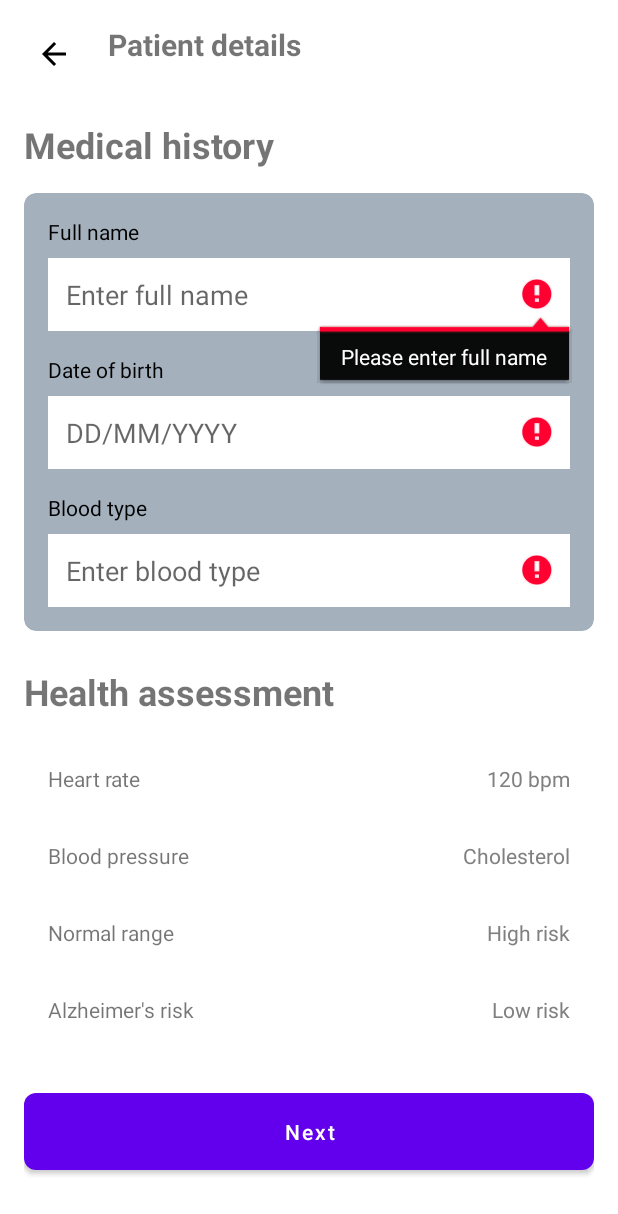
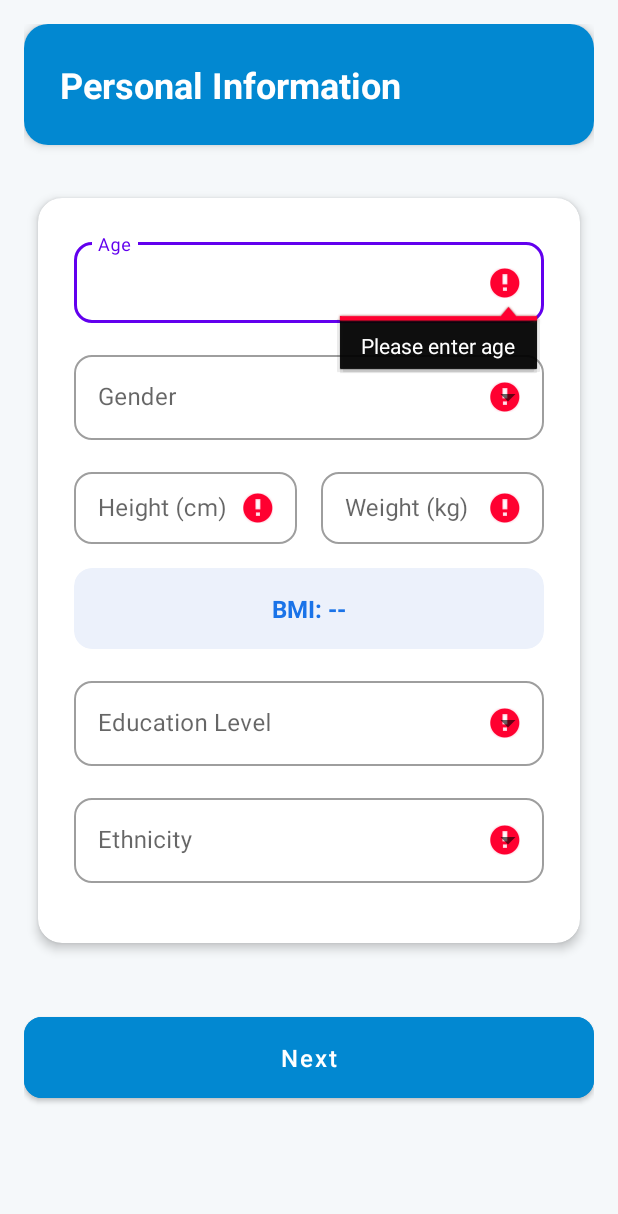
Before and after one commit to peter-popazov/deisease_predictor_ui, an Android app: the screen it shows after launch (PatientDetailsActivity), after a tap on "Next", on a phone screen of 412 x 824 dp. Shown: the top 1214 px of the screen. Run offline under Robolectric (Android 15) with nearby library versions, the phone set to English and light mode, and no system bars.

Commit message:
personal info screen

```diff
--- a/app/src/main/java/com/peter/rgr/PatientDetailsActivity.kt
+++ b/app/src/main/java/com/peter/rgr/PatientDetailsActivity.kt
@@ -2,63 +2,163 @@ package com.peter.rgr
 
 import android.content.Intent
 import android.os.Bundle
-import android.widget.EditText
+import android.text.Editable
+import android.text.TextWatcher
+import android.widget.ArrayAdapter
+import android.widget.AutoCompleteTextView
 import androidx.appcompat.app.AppCompatActivity
+import com.google.android.material.textfield.TextInputEditText
 import com.google.android.material.button.MaterialButton
+import org.json.JSONObject
+import java.io.File
+import kotlin.math.pow
+import kotlin.math.round
 
 class PatientDetailsActivity : AppCompatActivity() {
 
-    private lateinit var editTextFullName: EditText
-    private lateinit var editTextDateOfBirth: EditText
-    private lateinit var editTextBloodType: EditText
+    private lateinit var editTextAge: TextInputEditText
+    private lateinit var spinnerGender: AutoCompleteTextView
+    private lateinit var editTextHeight: TextInputEditText
+    private lateinit var editTextWeight: TextInputEditText
+    private lateinit var spinnerEducation: AutoCompleteTextView
+    private lateinit var spinnerEthnicity: AutoCompleteTextView
+    private lateinit var textViewBMI: android.widget.TextView
 
     override fun onCreate(savedInstanceState: Bundle?) {
         super.onCreate(savedInstanceState)
         setContentView(R.layout.activity_patient_details)
 
         // Initialize views
-        editTextFullName = findViewById(R.id.editTextFullName)
-        editTextDateOfBirth = findViewById(R.id.editTextDateOfBirth)
-        editTextBloodType = findViewById(R.id.editTextBloodType)
+        initializeViews()
+        setupSpinners()
+        setupBMICalculation()
 
         // Set up navigation
         findViewById<MaterialButton>(R.id.buttonNext).setOnClickListener {
             if (validateInputs()) {
-                savePatientData()
+                savePersonalData()
                 // Navigate to Memory Assessment screen
                 startActivity(Intent(this, MemoryAssessmentActivity::class.java))
             }
         }
     }
 
+    private fun initializeViews() {
+        editTextAge = findViewById(R.id.editTextAge)
+        spinnerGender = findViewById(R.id.spinnerGender)
+        editTextHeight = findViewById(R.id.editTextHeight)
+        editTextWeight = findViewById(R.id.editTextWeight)
+        spinnerEducation = findViewById(R.id.spinnerEducation)
+        spinnerEthnicity = findViewById(R.id.spinnerEthnicity)
+        textViewBMI = findViewById(R.id.textViewBMI)
+    }
+
+    private fun setupSpinners() {
+        // Gender options
+        val genderAdapter = ArrayAdapter(this, android.R.layout.simple_dropdown_item_1line,
+            arrayOf("Male", "Female"))
+        spinnerGender.setAdapter(genderAdapter)
+
+        // Education options
+        val educationAdapter = ArrayAdapter(this, android.R.layout.simple_dropdown_item_1line,
+            arrayOf("None", "High School", "Bachelor's", "Higher"))
+        spinnerEducation.setAdapter(educationAdapter)
+
+        // Ethnicity options
+        val ethnicityAdapter = ArrayAdapter(this, android.R.layout.simple_dropdown_item_1line,
+            arrayOf("Caucasian", "African American", "Asian", "Other"))
+        spinnerEthnicity.setAdapter(ethnicityAdapter)
+    }
+
+    private fun setupBMICalculation() {
+        val bmiWatcher = object : TextWatcher {
+            override fun beforeTextChanged(s: CharSequence?, start: Int, count: Int, after: Int) {}
+            override fun onTextChanged(s: CharSequence?, start: Int, before: Int, count: Int) {}
+            override fun afterTextChanged(s: Editable?) {
+                calculateBMI()
+            }
+        }
+
+        editTextHeight.addTextChangedListener(bmiWatcher)
+        editTextWeight.addTextChangedListener(bmiWatcher)
+    }
+
+    private fun calculateBMI() {
+        val height = editTextHeight.text.toString().toFloatOrNull()
+        val weight = editTextWeight.text.toString().toFloatOrNull()
+
+        if (height != null && weight != null && height > 0) {
+            val heightInMeters = height / 100
+            val bmi = weight / (heightInMeters.pow(2))
+            val roundedBMI = round(bmi * 10) / 10
+            textViewBMI.text = "BMI: $roundedBMI"
+        } else {
+            textViewBMI.text = "BMI: --"
+        }
+    }
+
     private fun validateInputs(): Boolean {
         var isValid = true
 
-        if (editTextFullName.text.toString().trim().isEmpty()) {
-            editTextFullName.error = "Please enter full name"
+        if (editTextAge.text.toString().trim().isEmpty()) {
+            editTextAge.error = "Please enter age"
             isValid = false
         }
 
-        if (editTextDateOfBirth.text.toString().trim().isEmpty()) {
-            editTextDateOfBirth.error = "Please enter date of birth"
+        if (spinnerGender.text.toString().trim().isEmpty()) {
+            spinnerGender.error = "Please select gender"
             isValid = false
         }
 
-        if (editTextBloodType.text.toString().trim().isEmpty()) {
-            editTextBloodType.error = "Please enter blood type"
+        if (editTextHeight.text.toString().trim().isEmpty()) {
+            editTextHeight.error = "Please enter height"
+            isValid = false
+        }
+
+        if (editTextWeight.text.toString().trim().isEmpty()) {
+            editTextWeight.error = "Please enter weight"
+            isValid = false
+        }
+
+        if (spinnerEducation.text.toString().trim().isEmpty()) {
+            spinnerEducation.error = "Please select education level"
+            isValid = false
+        }
+
+        if (spinnerEthnicity.text.toString().trim().isEmpty()) {
+            spinnerEthnicity.error = "Please select ethnicity"
             isValid = false
         }
 
         return isValid
     }
 
-    private fun savePatientData() {
-        // Save patient data to shared preferences
+    private fun savePersonalData() {
+        val height = editTextHeight.text.toString().toFloatOrNull() ?: 0f
+        val weight = editTextWeight.text.toString().toFloatOrNull() ?: 0f
+        val bmi = if (height > 0) {
+            val heightInMeters = height / 100
+            round((weight / (heightInMeters.pow(2))) * 10) / 10
+        } else 0.0
+
+        val jsonObject = JSONObject().apply {
+            put("age", editTextAge.text.toString().toIntOrNull() ?: 0)
+            put("gender", spinnerGender.text.toString())
+            put("height", height)
+            put("weight", weight)
+            put("bmi", bmi)
+            put("educationLevel", spinnerEducation.text.toString())
+            put("ethnicity", spinnerEthnicity.text.toString())
+        }
+
+        // Save to file
+        val file = File(filesDir, "personal_data.json")
+        file.writeText(jsonObject.toString())
+
+        // Also save to shared preferences for easy access
         val sharedPrefs = getSharedPreferences("AlzheimerAssessment", MODE_PRIVATE)
         with(sharedPrefs.edit()) {
-            putString("full_name", editTextFullName.text.toString())
-            putString("date_of_birth", editTextDateOfBirth.text.toString())
-            putString("blood_type", editTextBloodType.text.toString())
+            putString("personal_data", jsonObject.toString())
             apply()
         }
     }
--- /dev/null
+++ b/app/src/main/res/drawable/gradient_background.xml
@@ -0,0 +1,8 @@
+<?xml version="1.0" encoding="utf-8"?>
+<shape xmlns:android="http://schemas.android.com/apk/res/android">
+    <gradient
+        android:angle="25"
+        android:startColor="#29B6F6"
+        android:endColor="#0288D1"
+        android:type="radial" />
+</shape>
--- a/app/src/main/res/layout/activity_patient_details.xml
+++ b/app/src/main/res/layout/activity_patient_details.xml
@@ -3,7 +3,7 @@
     xmlns:app="http://schemas.android.com/apk/res-auto"
     android:layout_width="match_parent"
     android:layout_height="match_parent"
-    android:background="@color/white">
+    android:background="#F5F8FA">
 
     <LinearLayout
         android:layout_width="match_parent"
@@ -11,216 +11,204 @@
         android:orientation="vertical"
         android:padding="16dp">
 
-        <!-- Toolbar -->
+        <!-- Header Section with Gradient Background -->
+        <androidx.cardview.widget.CardView
+            android:layout_width="match_parent"
+            android:layout_height="wrap_content"
+            android:layout_marginBottom="24dp"
+            app:cardCornerRadius="16dp"
+            app:cardElevation="4dp">
+
             <LinearLayout
                 android:layout_width="match_parent"
                 android:layout_height="wrap_content"
-            android:orientation="horizontal"
-            android:layout_marginBottom="24dp">
+                android:background="@drawable/gradient_background"
+                android:orientation="vertical"
+                android:padding="24dp">
 
-            <ImageButton
-                android:id="@+id/btnBack"
-                android:layout_width="wrap_content"
-                android:layout_height="wrap_content"
-                android:src="@drawable/ic_back"
-                android:background="?attr/selectableItemBackgroundBorderless"
-                android:padding="8dp"/>
-
-            <TextView
-                android:layout_width="wrap_content"
-                android:layout_height="wrap_content"
-                android:text="Patient details"
-                android:textSize="20sp"
-                android:textStyle="bold"
-                android:layout_marginStart="16dp"/>
-        </LinearLayout>
-
-        <!-- Medical History Section -->
                 <TextView
                     android:layout_width="match_parent"
                     android:layout_height="wrap_content"
-            android:text="Medical history"
+                    android:text="Personal Information"
+                    android:textColor="#FFFFFF"
                     android:textSize="24sp"
-            android:textStyle="bold"
-            android:layout_marginBottom="16dp"/>
+                    android:textStyle="bold" />
+            </LinearLayout>
+        </androidx.cardview.widget.CardView>
 
-        <com.google.android.material.card.MaterialCardView
+        <!-- Form Section -->
+        <androidx.cardview.widget.CardView
             android:layout_width="match_parent"
             android:layout_height="wrap_content"
             android:layout_marginBottom="24dp"
-            app:cardBackgroundColor="#A4B0BC"
-            app:cardCornerRadius="8dp"
-            app:cardElevation="0dp">
+            app:cardCornerRadius="16dp"
+            app:cardElevation="4dp"
+            app:cardUseCompatPadding="true">
 
             <LinearLayout
                 android:layout_width="match_parent"
                 android:layout_height="wrap_content"
                 android:orientation="vertical"
-                android:padding="16dp">
+                android:padding="24dp">
 
-                <!-- Full Name -->
-                <TextView
-                    android:layout_width="wrap_content"
-                    android:layout_height="wrap_content"
-                    android:text="Full name"
-                    android:textColor="@color/black"
-                    android:layout_marginBottom="8dp"/>
-
-                <EditText
-                    android:id="@+id/editTextFullName"
+                <!-- Age -->
+                <com.google.android.material.textfield.TextInputLayout
+                    style="@style/Widget.MaterialComponents.TextInputLayout.OutlinedBox"
                     android:layout_width="match_parent"
                     android:layout_height="wrap_content"
-                    android:background="@android:color/white"
-                    android:padding="12dp"
-                    android:hint="Enter full name"
-                    android:layout_marginBottom="16dp"/>
+                    android:layout_marginBottom="16dp"
+                    android:hint="Age"
+                    app:boxCornerRadiusBottomEnd="12dp"
+                    app:boxCornerRadiusBottomStart="12dp"
+                    app:boxCornerRadiusTopEnd="12dp"
+                    app:boxCornerRadiusTopStart="12dp">
 
-                <!-- Date of Birth -->
-                <TextView
-                    android:layout_width="wrap_content"
-                    android:layout_height="wrap_content"
-                    android:text="Date of birth"
-                    android:textColor="@color/black"
-                    android:layout_marginBottom="8dp"/>
+                    <com.google.android.material.textfield.TextInputEditText
+                        android:id="@+id/editTextAge"
+                        android:layout_width="match_parent"
+                        android:layout_height="54dp"
+                        android:inputType="number" />
+                </com.google.android.material.textfield.TextInputLayout>
 
-                <EditText
-                    android:id="@+id/editTextDateOfBirth"
+                <!-- Gender -->
+                <com.google.android.material.textfield.TextInputLayout
+                    style="@style/Widget.MaterialComponents.TextInputLayout.OutlinedBox.ExposedDropdownMenu"
                     android:layout_width="match_parent"
                     android:layout_height="wrap_content"
-                    android:background="@android:color/white"
-                    android:padding="12dp"
-                    android:hint="DD/MM/YYYY"
-                    android:layout_marginBottom="16dp"/>
+                    android:layout_marginBottom="16dp"
+                    android:hint="Gender"
+                    app:boxCornerRadiusBottomEnd="12dp"
+                    app:boxCornerRadiusBottomStart="12dp"
+                    app:boxCornerRadiusTopEnd="12dp"
+                    app:boxCornerRadiusTopStart="12dp">
 
-                <!-- Blood Type -->
-                <TextView
-                    android:layout_width="wrap_content"
-                    android:layout_height="wrap_content"
-                    android:text="Blood type"
-                    android:textColor="@color/black"
-                    android:layout_marginBottom="8dp"/>
-
-                <EditText
-                    android:id="@+id/editTextBloodType"
+                    <AutoCompleteTextView
+                        android:id="@+id/spinnerGender"
                         android:layout_width="match_parent"
                         android:layout_height="wrap_content"
-                    android:background="@android:color/white"
-                    android:padding="12dp"
-                    android:hint="Enter blood type"/>
+                        android:inputType="none" />
+                </com.google.android.material.textfield.TextInputLayout>
 
-            </LinearLayout>
-        </com.google.android.material.card.MaterialCardView>
-
-        <!-- Health Assessment Section -->
-        <TextView
-            android:layout_width="match_parent"
-            android:layout_height="wrap_content"
-            android:text="Health assessment"
-            android:textSize="24sp"
-            android:textStyle="bold"
-            android:layout_marginBottom="16dp"/>
-
-        <!-- Health Assessment Items -->
+                <!-- Height and Weight in same row with modern styling -->
                 <LinearLayout
                     android:layout_width="match_parent"
                     android:layout_height="wrap_content"
-            android:orientation="vertical">
+                    android:layout_marginBottom="16dp"
+                    android:orientation="horizontal">
 
-            <!-- Heart Rate -->
-            <LinearLayout
+                    <com.google.android.material.textfield.TextInputLayout
+                        style="@style/Widget.MaterialComponents.TextInputLayout.OutlinedBox"
+                        android:layout_width="0dp"
+                        android:layout_height="wrap_content"
+                        android:layout_marginEnd="8dp"
+                        android:layout_weight="1"
+                        android:hint="Height (cm)"
+                        app:boxCornerRadiusBottomEnd="12dp"
+                        app:boxCornerRadiusBottomStart="12dp"
+                        app:boxCornerRadiusTopEnd="12dp"
+                        app:boxCornerRadiusTopStart="12dp">
+
+                        <com.google.android.material.textfield.TextInputEditText
+                            android:id="@+id/editTextHeight"
+                            android:layout_width="match_parent"
+                            android:layout_height="48dp"
+                            android:inputType="numberDecimal" />
+                    </com.google.android.material.textfield.TextInputLayout>
+
+                    <com.google.android.material.textfield.TextInputLayout
+                        style="@style/Widget.MaterialComponents.TextInputLayout.OutlinedBox"
+                        android:layout_width="0dp"
+                        android:layout_height="wrap_content"
+                        android:layout_marginStart="8dp"
+                        android:layout_weight="1"
+                        android:hint="Weight (kg)"
+                        app:boxCornerRadiusBottomEnd="12dp"
+                        app:boxCornerRadiusBottomStart="12dp"
+                        app:boxCornerRadiusTopEnd="12dp"
+                        app:boxCornerRadiusTopStart="12dp">
+
+                        <com.google.android.material.textfield.TextInputEditText
+                            android:id="@+id/editTextWeight"
+                            android:layout_width="match_parent"
+                            android:layout_height="48dp"
+                            android:inputType="numberDecimal" />
+                    </com.google.android.material.textfield.TextInputLayout>
+                </LinearLayout>
+
+                <!-- BMI Display Card -->
+                <androidx.cardview.widget.CardView
                     android:layout_width="match_parent"
                     android:layout_height="wrap_content"
-                android:orientation="horizontal"
-                android:padding="16dp">
+                    android:layout_marginBottom="16dp"
+                    app:cardBackgroundColor="#ECF1FB"
+                    app:cardCornerRadius="12dp"
+                    app:cardElevation="0dp">
 
                     <TextView
-                    android:layout_width="0dp"
-                    android:layout_height="wrap_content"
-                    android:layout_weight="1"
-                    android:text="Heart rate"/>
-
-                <TextView
-                    android:id="@+id/textViewHeartRate"
-                    android:layout_width="wrap_content"
-                    android:layout_height="wrap_content"
-                    android:text="120 bpm"
-                    android:textColor="#808080"/>
-            </LinearLayout>
-
-            <!-- Blood Pressure -->
-            <LinearLayout
+                        android:id="@+id/textViewBMI"
                         android:layout_width="match_parent"
                         android:layout_height="wrap_content"
-                android:orientation="horizontal"
-                android:padding="16dp">
+                        android:gravity="center"
+                        android:padding="16dp"
+                        android:text="BMI: --"
+                        android:textColor="#1A73E8"
+                        android:textSize="16sp"
+                        android:textStyle="bold" />
+                </androidx.cardview.widget.CardView>
 
-                <TextView
-                    android:layout_width="0dp"
-                    android:layout_height="wrap_content"
-                    android:layout_weight="1"
-                    android:text="Blood pressure"/>
-
-                <TextView
-                    android:id="@+id/textViewBloodPressure"
-                    android:layout_width="wrap_content"
-                    android:layout_height="wrap_content"
-                    android:text="Cholesterol"
-                    android:textColor="#808080"/>
-            </LinearLayout>
-
-            <!-- Normal Range -->
-            <LinearLayout
+                <!-- Education Level -->
+                <com.google.android.material.textfield.TextInputLayout
+                    style="@style/Widget.MaterialComponents.TextInputLayout.OutlinedBox.ExposedDropdownMenu"
                     android:layout_width="match_parent"
                     android:layout_height="wrap_content"
-                android:orientation="horizontal"
-                android:padding="16dp">
+                    android:layout_marginBottom="16dp"
+                    android:hint="Education Level"
+                    app:boxCornerRadiusBottomEnd="12dp"
+                    app:boxCornerRadiusBottomStart="12dp"
+                    app:boxCornerRadiusTopEnd="12dp"
+                    app:boxCornerRadiusTopStart="12dp">
 
-                <TextView
-                    android:layout_width="0dp"
-                    android:layout_height="wrap_content"
-                    android:layout_weight="1"
-                    android:text="Normal range"/>
-
-                <TextView
-                    android:id="@+id/textViewNormalRange"
-                    android:layout_width="wrap_content"
-                    android:layout_height="wrap_content"
-                    android:text="High risk"
-                    android:textColor="#808080"/>
-            </LinearLayout>
-
-            <!-- Alzheimer's Risk -->
-            <LinearLayout
+                    <AutoCompleteTextView
+                        android:id="@+id/spinnerEducation"
                         android:layout_width="match_parent"
                         android:layout_height="wrap_content"
-                android:orientation="horizontal"
-                android:padding="16dp">
+                        android:inputType="none" />
+                </com.google.android.material.textfield.TextInputLayout>
 
-                <TextView
-                    android:layout_width="0dp"
+                <!-- Ethnicity -->
+                <com.google.android.material.textfield.TextInputLayout
+                    style="@style/Widget.MaterialComponents.TextInputLayout.OutlinedBox.ExposedDropdownMenu"
+                    android:layout_width="match_parent"
                     android:layout_height="wrap_content"
-                    android:layout_weight="1"
-                    android:text="Alzheimer's risk"/>
+                    android:layout_marginBottom="16dp"
+                    android:hint="Ethnicity"
+                    app:boxCornerRadiusBottomEnd="12dp"
+                    app:boxCornerRadiusBottomStart="12dp"
+                    app:boxCornerRadiusTopEnd="12dp"
+                    app:boxCornerRadiusTopStart="12dp">
 
-                <TextView
-                    android:id="@+id/textViewAlzheimersRisk"
-                    android:layout_width="wrap_content"
+                    <AutoCompleteTextView
+                        android:id="@+id/spinnerEthnicity"
+                        android:layout_width="match_parent"
                         android:layout_height="wrap_content"
-                    android:text="Low risk"
-                    android:textColor="#808080"/>
+                        android:inputType="none" />
+                </com.google.android.material.textfield.TextInputLayout>
             </LinearLayout>
-        </LinearLayout>
+        </androidx.cardview.widget.CardView>
 
-        <!-- Next Button -->
+        <!-- Next Button with updated styling -->
         <com.google.android.material.button.MaterialButton
             android:id="@+id/buttonNext"
             android:layout_width="match_parent"
             android:layout_height="wrap_content"
-            android:layout_marginTop="24dp"
+            android:layout_marginTop="8dp"
+            android:padding="16dp"
             android:text="Next"
             android:textAllCaps="false"
-            android:padding="16dp"
-            app:cornerRadius="8dp"/>
+            android:textSize="16sp"
+            app:cornerRadius="12dp"
+            app:elevation="4dp"
+            android:backgroundTint="#0288D1"/>
 
     </LinearLayout>
 </ScrollView>
```
Lines whose indentation alone changed are shown as unchanged.
